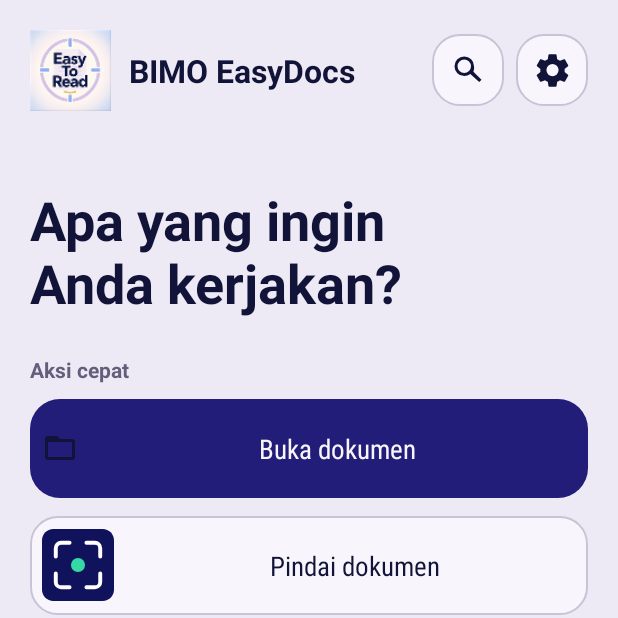
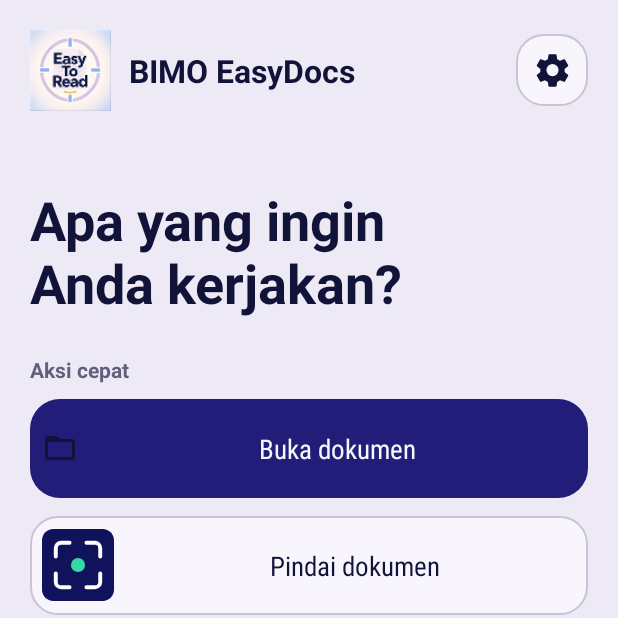
Before and after one commit to triastantobimo-ux/BIMO-Easy-to-Read, an Android app: the screen it shows after launch (HomeActivity), on a phone screen of 412 x 824 dp, the top half of it. Run offline under Robolectric (Android 15) with nearby library versions, the light colour scheme and no system bars.

Commit message:
Remove misleading controls and implement Workspace search

```diff
--- a/app/src/main/java/com/bimo/easytoread/HomeActivity.java
+++ b/app/src/main/java/com/bimo/easytoread/HomeActivity.java
@@ -23,7 +23,6 @@ public final class HomeActivity extends Activity {
 
         findViewById(R.id.buttonOpenDocument).setOnClickListener(view -> openDocument());
         findViewById(R.id.buttonScanDocument).setOnClickListener(view -> openScan());
-        findViewById(R.id.buttonHomeSearch).setOnClickListener(view -> openHub(HubActivity.DESTINATION_DOCUMENTS));
         findViewById(R.id.buttonHomeProfile).setOnClickListener(view -> openSettings());
         findViewById(R.id.buttonNavHome).setOnClickListener(view -> { });
         findViewById(R.id.buttonNavDocuments).setOnClickListener(view -> openHub(HubActivity.DESTINATION_DOCUMENTS));
--- a/app/src/main/res/layout/activity_home.xml
+++ b/app/src/main/res/layout/activity_home.xml
@@ -43,16 +43,6 @@
                     android:textColor="@color/text_primary"
                     android:textSize="21sp"
                     android:textStyle="bold" />
-
-                <ImageButton
-                    android:id="@+id/buttonHomeSearch"
-                    android:layout_width="48dp"
-                    android:layout_height="48dp"
-                    android:layout_marginEnd="8dp"
-                    android:background="@drawable/bg_icon_button"
-                    android:contentDescription="@string/search"
-                    android:padding="12dp"
-                    android:src="@drawable/ic_search" />
 
                 <ImageButton
                     android:id="@+id/buttonHomeProfile"
--- a/app/src/main/res/values/strings.xml
+++ b/app/src/main/res/values/strings.xml
@@ -91,7 +91,7 @@
     <string name="mode_table">Tabel / Excel\nUntuk data terstruktur</string>
     <string name="mode_quick_text">Teks cepat\nAmbil teks secepatnya</string>
     <string name="mode_multi_page">Beberapa halaman\nPindai banyak halaman</string>
-    <string name="document_detection_ready">Dokumen terdeteksi</string>
+    <string name="document_detection_ready">Pratinjau siap diproses</string>
     <string name="gallery">Galeri</string>
     <string name="system_camera">Kamera</string>
     <string name="start_scan">Ambil foto</string>
@@ -131,5 +131,8 @@
     <string name="export_no_app">Tidak ada aplikasi yang dapat membuka format ini.</string>
     <string name="excel_table_only">Excel tersedia ketika tabel terdeteksi.</string>
     <string name="more_actions">Aksi lainnya</string>
+    <string name="search_query_hint">Ketik kata atau frasa</string>
+    <string name="search_not_found">Teks tidak ditemukan.</string>
+    <string name="cancel">Batal</string>
 
 </resources>
```
Also changed, not shown: app/src/main/java/com/bimo/easytoread/MainActivity.java (+27 -5 lines), 2 other files.
